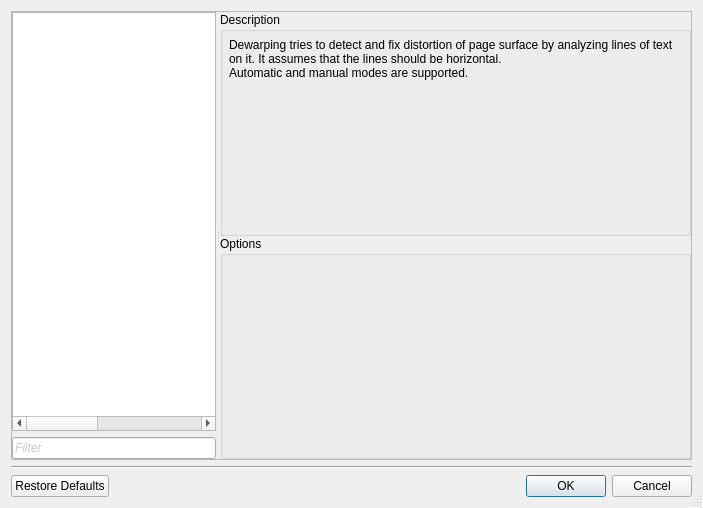
The window that ui/SettingsDialog.ui (ImageProcessing-ElectronicPublications/scantailor-deviant) describes before a commit, drawn with Qt 5.
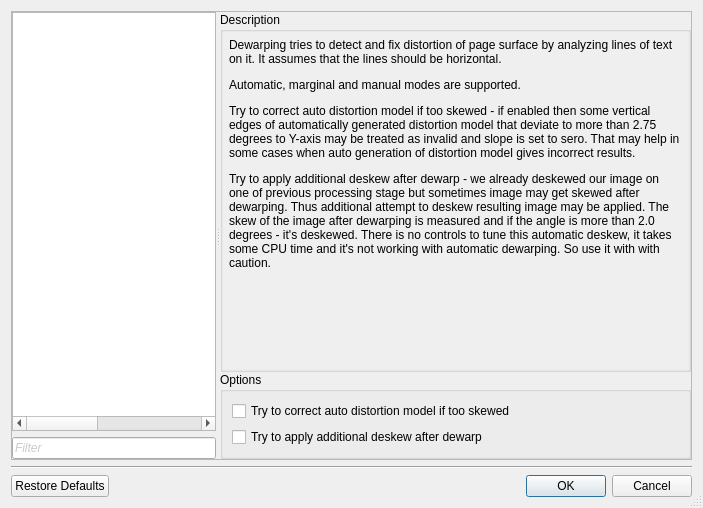
The same window after the commit. The open tabs and pages were chosen to show the change. Custom widgets are drawn as their Qt base class.

Commit message:
New settings: some STF's dewarping features are disableable
New options allow to enable/disable following STF features:
Auto_Dewarping_Vert_Half_Correction and additional auto deskew after dewarp
They are disabled by default

Patch:
```diff
--- a/ui/SettingsDialog.ui
+++ b/ui/SettingsDialog.ui
@@ -3778,8 +3778,38 @@
           </property>
           <layout class="QVBoxLayout" name="verticalLayout_31">
            <property name="spacing">
-            <number>6</number>
+            <number>0</number>
            </property>
+           <property name="leftMargin">
+            <number>0</number>
+           </property>
+           <property name="topMargin">
+            <number>0</number>
+           </property>
+           <property name="rightMargin">
+            <number>0</number>
+           </property>
+           <property name="bottomMargin">
+            <number>0</number>
+           </property>
+           <item>
+            <widget class="QScrollArea" name="scrollArea_19">
+             <property name="frameShape">
+              <enum>QFrame::NoFrame</enum>
+             </property>
+             <property name="widgetResizable">
+              <bool>true</bool>
+             </property>
+             <widget class="QWidget" name="scrollAreaWidgetContents_19">
+              <property name="geometry">
+               <rect>
+                <x>0</x>
+                <y>0</y>
+                <width>427</width>
+                <height>371</height>
+               </rect>
+              </property>
+              <layout class="QVBoxLayout" name="verticalLayout_92">
            <property name="leftMargin">
             <number>6</number>
            </property>
@@ -3795,8 +3825,7 @@
            <item>
             <widget class="QLabel" name="lblDewarpingDescr">
              <property name="text">
-              <string>Dewarping tries to detect and fix distortion of page surface by analyzing lines of text on it. It assumes that the lines should be horizontal.
-Automatic and manual modes are supported.</string>
+                  <string>&lt;html&gt;&lt;head/&gt;&lt;body&gt;&lt;p&gt;Dewarping tries to detect and fix distortion of page surface by analyzing lines of text on it. It assumes that the lines should be horizontal.&lt;/p&gt;&lt;p&gt;Automatic, marginal and manual modes are supported.&lt;/p&gt;&lt;p&gt;Try to correct auto distortion model if too skewed - if enabled then some vertical edges of automatically generated distortion model that deviate to more than 2.75 degrees to Y-axis may be treated as invalid and slope is set to sero. That may help in some cases when auto generation of distortion model gives incorrect results.&lt;/p&gt;&lt;p&gt;Try to apply additional deskew after dewarp - we already deskewed our image on one of previous processing stage but sometimes image may get skewed after dewarping. Thus additional attempt to deskew resulting image may be applied. The skew of the image after dewarping is measured and if the angle is more than 2.0 degrees - it's deskewed. There is no controls to tune this automatic deskew, it takes some CPU time and it's not working with automatic dewarping. So use it with &lt;a name=&quot;result_box&quot;/&gt;with caution.&lt;/p&gt;&lt;/body&gt;&lt;/html&gt;</string>
              </property>
              <property name="alignment">
               <set>Qt::AlignLeading|Qt::AlignLeft|Qt::AlignTop</set>
@@ -3807,6 +3836,10 @@
              <property name="textInteractionFlags">
               <set>Qt::LinksAccessibleByMouse|Qt::TextSelectableByKeyboard|Qt::TextSelectableByMouse</set>
              </property>
+                </widget>
+               </item>
+              </layout>
+             </widget>
             </widget>
            </item>
           </layout>
@@ -3817,7 +3850,22 @@
           <property name="title">
            <string>Options</string>
           </property>
-          <layout class="QFormLayout" name="formLayout_17"/>
+          <layout class="QFormLayout" name="formLayout_17">
+           <item row="0" column="0">
+            <widget class="QCheckBox" name="cbTryVertHalfCorrection">
+             <property name="text">
+              <string>Try to correct auto distortion model if too skewed</string>
+             </property>
+            </widget>
+           </item>
+           <item row="1" column="0">
+            <widget class="QCheckBox" name="cbTryDeskewAfterDewarp">
+             <property name="text">
+              <string>Try to apply additional deskew after dewarp</string>
+             </property>
+            </widget>
+           </item>
+          </layout>
          </widget>
         </item>
        </layout>
```
Left out of the diff: 20 changed lines with no effect on the pictures. Lines whose indentation alone changed are shown as unchanged. The commit also changes 6 other files.
